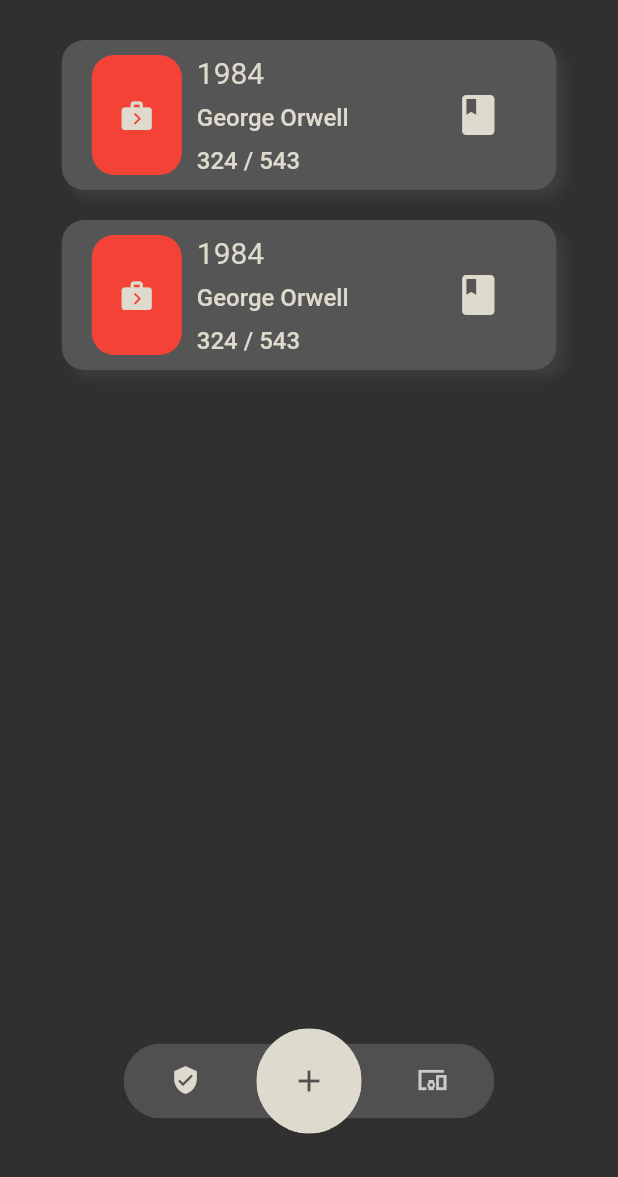
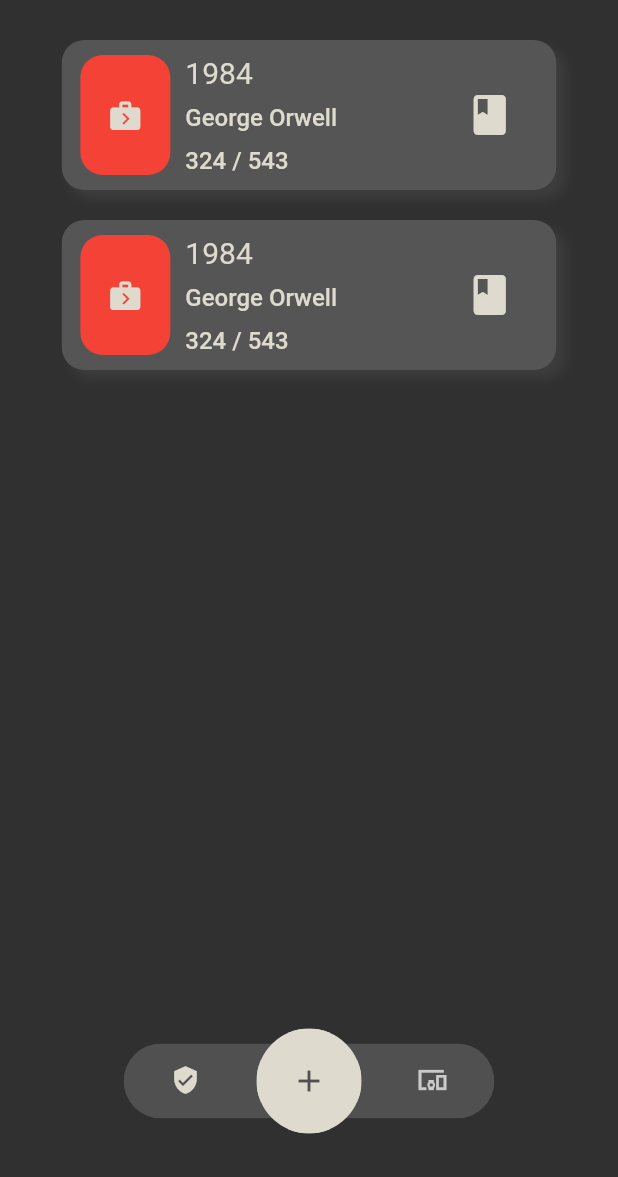
Before and after one commit to Filippo831/bookAppFlutter, a Flutter app: the screen it shows after launch, on a phone screen of 412 x 824 dp, the part 59-1236 px from its top. Run offline on Flutter 3.47's test engine with Material 2 defaults, Android fonts, the phone set to English and light mode, and no system bars.

Commit message:
relative size on card in the home page

```diff
--- a/lib/components/card/card.dart
+++ b/lib/components/card/card.dart
@@ -35,15 +35,22 @@ class _CardComponentState extends State<CardComponent> {
             ),
           ],
         ),
-        padding: EdgeInsets.symmetric(horizontal: 20),
+        padding: EdgeInsets.symmetric(horizontal: size.width * 0.03),
         margin: EdgeInsets.symmetric(vertical: 10),
-        height: 100,
+        height: size.height / 7,
+        constraints: BoxConstraints(
+          minHeight: 60,
+          maxHeight: 100,
+        ),
         width: size.width * 0.8,
         child: Row(
           children: [
             // left image
             Container(
-              width: 60,
+              width: size.width * 0.15,
+              constraints: BoxConstraints(
+                maxWidth: 60,
+              ),
               height: size.height,
               margin: EdgeInsets.fromLTRB(0, 10, 10, 10),
               decoration: BoxDecoration(
@@ -54,24 +61,27 @@ class _CardComponentState extends State<CardComponent> {
             ),
             // texts in the middle
             Container(
-              height: 80,
+              margin: EdgeInsets.symmetric(vertical: 10),
               child: Column(
                 crossAxisAlignment: CrossAxisAlignment.start,
                 children: [
                   Text(
                     widget.title,
+                    overflow: TextOverflow.ellipsis,
                     textAlign: TextAlign.left,
                     style: Theme.of(context).textTheme.headline5,
                   ),
                   Spacer(),
                   Text(
                     widget.author,
+                    overflow: TextOverflow.ellipsis,
                     textAlign: TextAlign.left,
                     style: Theme.of(context).textTheme.bodyText1,
                   ),
                   Spacer(),
                   Text(
                     "${widget.pagesRead} / ${widget.totalPages}",
+                    overflow: TextOverflow.ellipsis,
                     textAlign: TextAlign.left,
                     style: Theme.of(context).textTheme.bodyText1,
                   ),
@@ -80,14 +90,16 @@ class _CardComponentState extends State<CardComponent> {
             ),
             Spacer(),
             // read icon
-            TextButton(
+            Container(
+              padding: EdgeInsets.all(0),
+              child: TextButton(
                 onPressed: () {},
                 style: ButtonStyle(
                   backgroundColor:
                       MaterialStateProperty.all<Color>(Colors.transparent),
-                      side: MaterialStateProperty.all<BorderSide>(
-                          BorderSide.none,
-                      ),
+                  side: MaterialStateProperty.all<BorderSide>(
+                    BorderSide.none,
+                  ),
                   shape: MaterialStateProperty.all<RoundedRectangleBorder>(
                     RoundedRectangleBorder(
                       borderRadius: BorderRadius.all(Radius.circular(40)),
@@ -99,7 +111,9 @@ class _CardComponentState extends State<CardComponent> {
                   Icons.book,
                   size: 32,
                   color: Theme.of(context).primaryColor,
-                )),
+                ),
+              ),
+            ),
           ],
         ),
       ),
```
